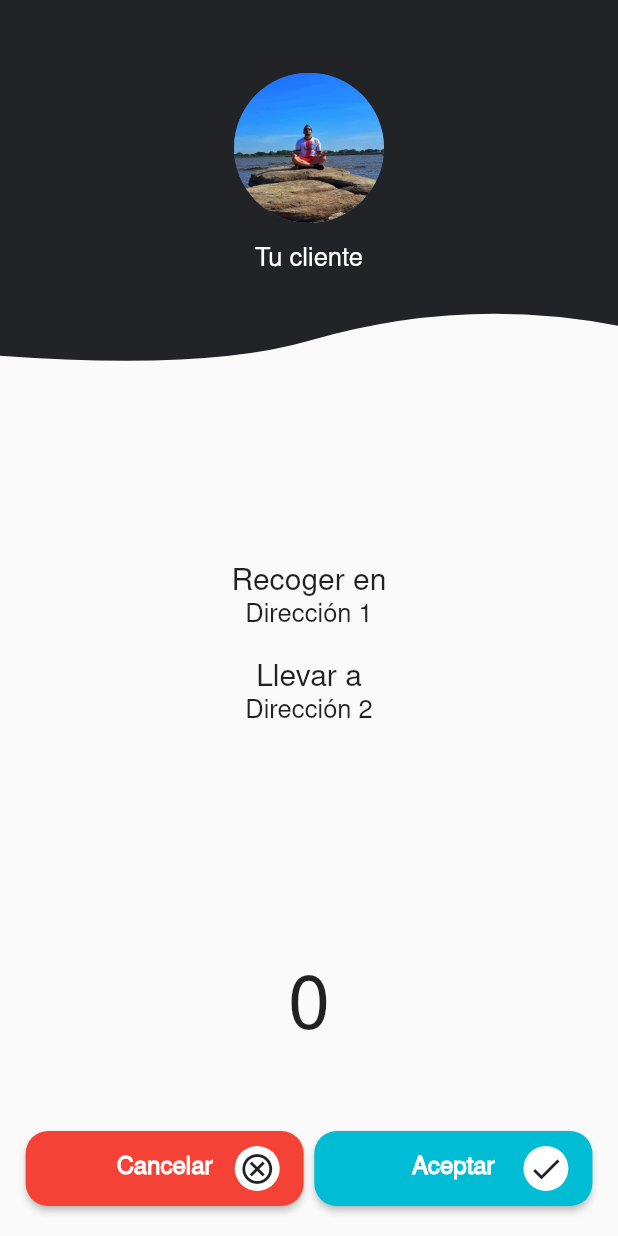
After one commit to guslublin/give_structure, a Flutter app: the DriverTravelRequestPage screen opened by its route, on a phone screen of 412 x 824 dp. The commit adds this screen. Run offline on Flutter 3.47's test engine with Material 2 defaults, Android fonts, the phone set to English and light mode, and no system bars; our stand-ins replace cloud_firestore, firebase_auth, firebase_core, firebase_messaging, flutter_custom_clippers, geocoding and 7 more; missing offline and left inert: dart:ffi, flutter_google_places, flutter_polyline_points, geocoder, geoflutterfire, google_maps_webservice; accounts and stored records are empty.

Commit message:
62 - Diseño de la pantalla de Datos de Viaje

```diff
--- a/lib/main.dart
+++ b/lib/main.dart
@@ -7,6 +7,7 @@ import 'package:give_structure/src/pages/client/travel_info/client_travel_info_p
 import 'package:give_structure/src/pages/client/travel_request/client_travel_request_page.dart';
 import 'package:give_structure/src/pages/driver/map/driver_map_page.dart';
 import 'package:give_structure/src/pages/driver/register/driver_register_page.dart';
+import 'package:give_structure/src/pages/driver/travel_request/driver_travel_request_page.dart';
 import 'package:give_structure/src/pages/home/home_page.dart';
 import 'package:give_structure/src/pages/login/login_page.dart';
 import 'package:give_structure/src/pages/client/register/client_register_page.dart';
@@ -59,7 +60,8 @@ class _GiveStructureState extends State<GiveStructure> {
         'driver/map': (BuildContext context) => DriverMapPage(),
         'client/travel/info': (BuildContext context) => ClientTravelInfoPage(),
         'client/travel/request': (BuildContext context) => ClientTravelRequestPage(),
-      },
+        'driver/travel/request': (BuildContext context) => DriverTravelRequestPage()
+    },
     );
   }
 }
--- /dev/null
+++ b/lib/src/pages/driver/travel_request/driver_travel_request_page.dart
@@ -0,0 +1,146 @@
+import 'package:flutter/material.dart';
+import 'package:flutter_custom_clippers/flutter_custom_clippers.dart';
+import 'package:give_structure/src/utils/colors.dart' as utils;
+import 'package:give_structure/src/widgets/button_app.dart';
+
+class DriverTravelRequestPage extends StatefulWidget {
+  const DriverTravelRequestPage({Key key}) : super(key: key);
+
+  @override
+  State<DriverTravelRequestPage> createState() => _DriverTravelRequestPageState();
+}
+
+class _DriverTravelRequestPageState extends State<DriverTravelRequestPage> {
+  @override
+  Widget build(BuildContext context) {
+    return Scaffold(
+      body: Column(
+        children: [
+          _bannerClientInfo(),
+          _textFromTo('Dirección 1', 'Dirección 2'),
+          _textTimeLimit()
+        ],
+      ),
+      bottomNavigationBar: _buttonsAction(),
+    );
+  }
+
+  Widget _buttonsAction(){
+    return Container(
+      height: 50,
+      width: double.infinity,
+      margin: EdgeInsets.symmetric(horizontal: 10, vertical: 20),
+      child: Row(
+        mainAxisAlignment: MainAxisAlignment.spaceEvenly,
+        children: [
+          Container(
+            width: MediaQuery.of(context).size.width * 0.45,
+            child: ButtonApp(
+              onPressed: (){},
+              text: 'Cancelar',
+              color: Colors.red,
+              textColor: Colors.white,
+              icon: Icons.cancel_outlined,
+            ),
+          ),
+          Container(
+            width: MediaQuery.of(context).size.width * 0.45,
+            child: ButtonApp(
+              onPressed: (){},
+              text: 'Aceptar',
+              color: Colors.cyan,
+              textColor: Colors.white,
+              icon: Icons.check,
+            ),
+          )
+        ],
+      ),
+    );
+  }
+
+  Widget _textTimeLimit() {
+    return Container(
+      margin: EdgeInsets.symmetric(vertical: 30),
+      child: Text(
+        '0',
+        style: TextStyle(
+          fontSize: 50
+        ),
+      ),
+    );
+  }
+
+  Widget _textFromTo(String from, String to){
+    return Expanded(
+      child: Column(
+        crossAxisAlignment: CrossAxisAlignment.center,
+        mainAxisAlignment: MainAxisAlignment.center,
+        children: [
+          Text(
+            'Recoger en',
+            style: TextStyle(
+              fontSize: 20
+            ),
+          ),
+          Container(
+            margin: EdgeInsets.symmetric(horizontal: 30),
+            child: Text(
+              from,
+              style: TextStyle(
+                fontSize: 17
+              ),
+              maxLines: 2,
+            ),
+          ),
+          SizedBox(height: 20,),
+          Text(
+            'Llevar a',
+            style: TextStyle(
+                fontSize: 20
+            ),
+          ),
+          Container(
+            margin: EdgeInsets.symmetric(horizontal: 30),
+            child: Text(
+              to,
+              style: TextStyle(
+                  fontSize: 17
+              ),
+              maxLines: 2,
+            ),
+          )
+        ],
+      ),
+    );
+  }
+
+  Widget _bannerClientInfo(){
+    return ClipPath(
+      clipper: WaveClipperOne(),
+      child: Container(
+        height: MediaQuery.of(context).size.height * 0.3,
+        width: double.infinity,
+        color: utils.Colors.giveStructureColor,
+        child: Column(
+          mainAxisAlignment: MainAxisAlignment.center,
+          children: [
+            CircleAvatar(
+              radius: 50,
+              backgroundImage: AssetImage('assets/img/profile_2.jpg'),
+            ),
+            Container(
+              margin: EdgeInsets.symmetric(horizontal: 30, vertical: 15),
+              child: Text(
+                'Tu cliente',
+                style: TextStyle(
+                  fontSize: 17,
+                  color: Colors.white
+                ),
+              ),
+            )
+          ],
+        ),
+      ),
+    );
+  }
+}
```
Also changed, not shown: lib/src/pages/driver/travel_request/driver_travel_request_controller.dart (added).
